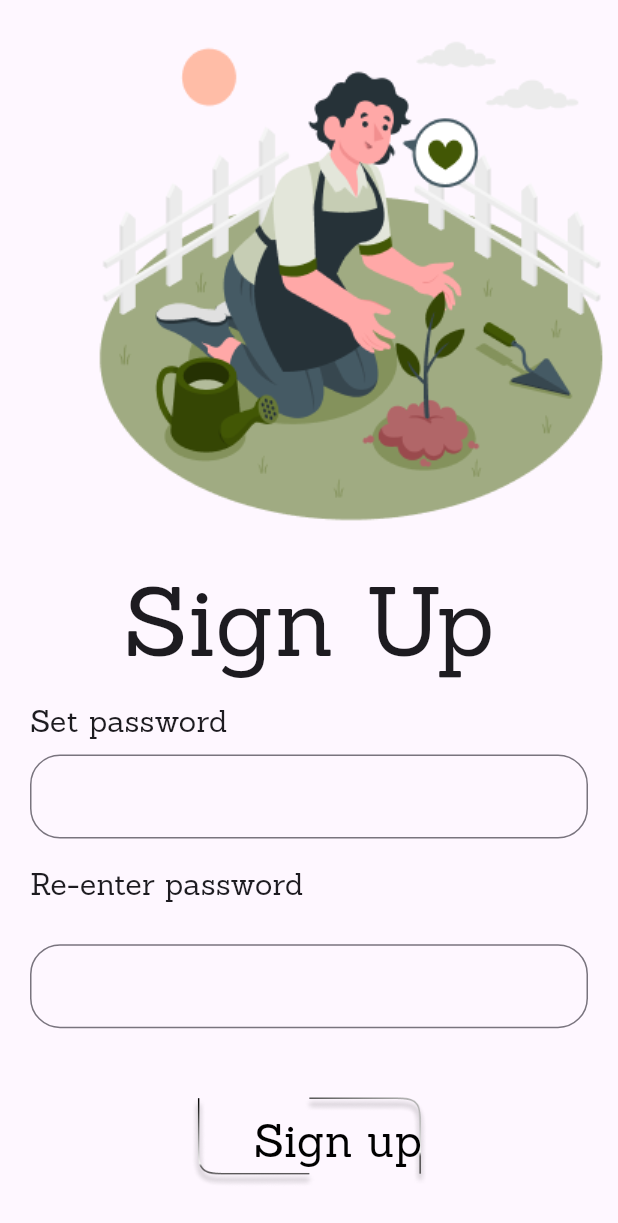
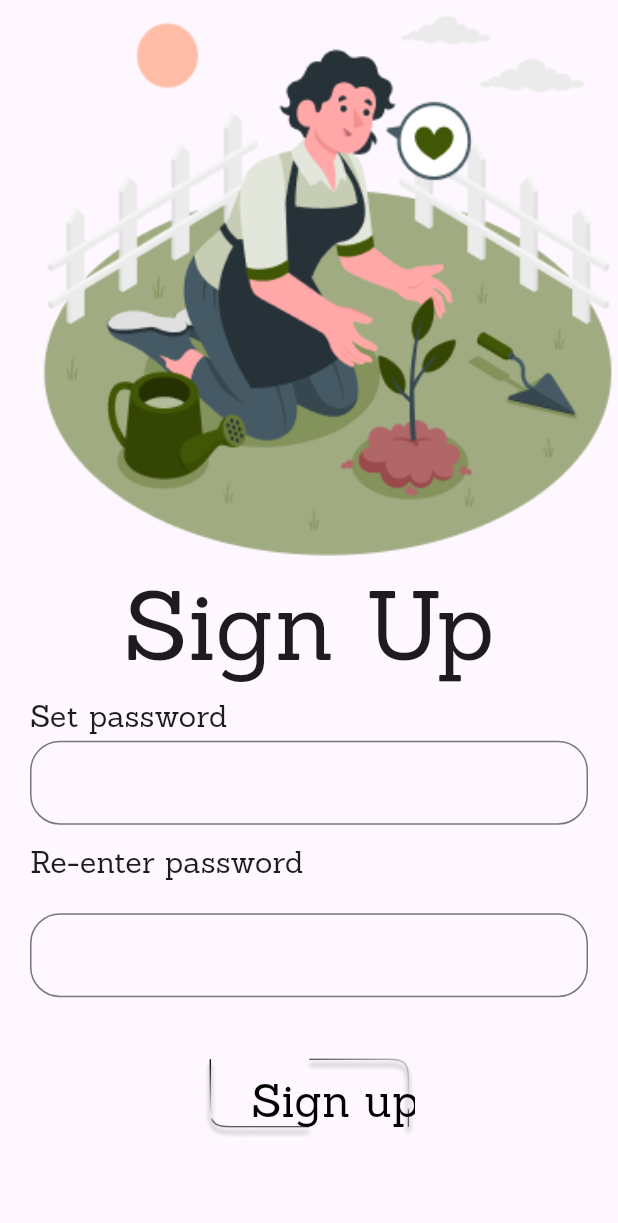
Before and after one commit to abhinavlmna/planet, a Flutter app: the Myfourthpage screen opened directly, after a tap on "Verify", on a phone screen of 412 x 824 dp. Shown: the top 1223 px of the screen. Run offline on Flutter 3.47's test engine with Material 3 defaults, Android fonts, the phone set to English and light mode, and no system bars; our stand-ins replace animated_splash_screen, another_flutter_splash_screen, auto_size_text, easy_splash_screen.

Commit message:
overflow done

```diff
--- a/lib/fifthpage.dart
+++ b/lib/fifthpage.dart
@@ -1,4 +1,5 @@
 import 'package:flutter/material.dart';
+import 'package:plantnet2/screensize.dart';
 import 'package:plantnet2/updateprofilepg.dart';
 
 class Myfifthpage extends StatefulWidget {
@@ -9,30 +10,39 @@ class Myfifthpage extends StatefulWidget {
 }
 
 class _MyfifthpageState extends State<Myfifthpage> {
-  TextEditingController _password=TextEditingController();
-  TextEditingController _confrmpasswrd=TextEditingController();
-  final _formkey=GlobalKey<FormState>();
+  TextEditingController _password = TextEditingController();
+  TextEditingController _confrmpasswrd = TextEditingController();
+  final _formkey = GlobalKey<FormState>();
   @override
   Widget build(BuildContext context) {
     return Scaffold(
-      body: SizedBox(height: MediaQuery.of(context).size.height,
-        child: Column(mainAxisAlignment: MainAxisAlignment.spaceAround,
+      body: SingleChildScrollView(
+        child: Column(
+          mainAxisAlignment: MainAxisAlignment.spaceAround,
           children: [
             Padding(
-            padding: const EdgeInsets.only(left: 57),
-            child: Image.asset('assets/images/img_4.png',height: 360,width: 342,fit: BoxFit.cover,),
+              padding: const EdgeInsets.only(left: 26),
+              child: Image.asset(
+                'assets/images/img_4.png',
+                height: 360.v,
+                width: 342.h,
+                fit: BoxFit.cover,
               ),
-            Text('Sign Up',
+            ),
+            Text(
+              'Sign Up',
               style: TextStyle(
-                fontWeight:FontWeight.w400,
+                fontWeight: FontWeight.w400,
                 fontSize: 64,
                 fontFamily: 'Sanchez',
               ),
             ),
             Padding(
               padding: const EdgeInsets.only(left: 20),
-              child: Align(alignment: Alignment.topLeft,
-                child: Text('Set password',
+              child: Align(
+                alignment: Alignment.topLeft,
+                child: Text(
+                  'Set password',
                   style: TextStyle(
                     fontFamily: 'Sanchez',
                     fontSize: 20,
@@ -42,29 +52,29 @@ class _MyfifthpageState extends State<Myfifthpage> {
               ),
             ),
             Padding(
-              padding: const EdgeInsets.only(top:2,left: 20,right: 20,bottom: 10),
+              padding: const EdgeInsets.only(
+                  top: 2, left: 20, right: 20, bottom: 10),
               child: TextFormField(
-                validator: (String? value){
-                  if(value!.length==0)
-                    {
+                validator: (String? value) {
+                  if (value!.length == 0) {
                     return 'Must fill this field';
-                    }
-                  else{
+                  } else {
                     return null;
                   }
                 },
                 controller: _password,
                 decoration: InputDecoration(
                   border: OutlineInputBorder(
-                    borderRadius: BorderRadius.circular(20)
-                  ),
+                      borderRadius: BorderRadius.circular(20)),
                 ),
               ),
             ),
             Padding(
-              padding: const EdgeInsets.only(left: 20,top: 0,bottom: 20),
-              child: Align(alignment: Alignment.topLeft,
-                child: Text('Re-enter password',
+              padding: const EdgeInsets.only(left: 20, top: 0, bottom: 20),
+              child: Align(
+                alignment: Alignment.topLeft,
+                child: Text(
+                  'Re-enter password',
                   style: TextStyle(
                     fontWeight: FontWeight.w400,
                     fontSize: 20,
@@ -74,35 +84,43 @@ class _MyfifthpageState extends State<Myfifthpage> {
               ),
             ),
             Padding(
-              padding: const EdgeInsets.only(left: 20,right: 20,bottom: 40,top: 0),
+              padding: const EdgeInsets.only(left: 20, right: 20),
               child: TextFormField(
-                validator: (String? value){
-                  if(value!=_password)
-                  {
+                validator: (String? value) {
+                  if (value != _password) {
                     return 'password mismatch';
-                  }
-                  else{
+                  } else {
                     return null;
                   }
-
                 },
                 controller: _confrmpasswrd,
                 decoration: InputDecoration(
                   border: OutlineInputBorder(
-                    borderRadius: BorderRadius.circular(20)
-                  ),
+                      borderRadius: BorderRadius.circular(20)),
                 ),
               ),
             ),
             Padding(
-              padding: const EdgeInsets.only(bottom: 30),
+              padding: const EdgeInsets.only(top: 40),
               child: Container(
-                  height: 60,
+                  height: 60.v,
                   child: Stack(children: [
-                    Positioned(child: Image.asset('assets/images/img_35.png')),
-                    Positioned(top:0,left: 30,
+                    Positioned(
+                        child: Image.asset(
+                      'assets/images/img_35.png',
+                      height: 53.v,
+                      width: 123.h,
+                    )),
+                    Positioned(
+                        top: 0,
+                        left: 20,
                         child: TextButton(
-                          onPressed: () {Navigator.push(context, MaterialPageRoute(builder: (context)=>Myupdate()));},
+                          onPressed: () {
+                            Navigator.push(
+                                context,
+                                MaterialPageRoute(
+                                    builder: (context) => Myupdate()));
+                          },
                           child: Text(
                             'Sign up',
                             style: TextStyle(
--- a/lib/fourthpage.dart
+++ b/lib/fourthpage.dart
@@ -1,5 +1,6 @@
 import 'package:flutter/material.dart';
 import 'package:plantnet2/fifthpage.dart';
+import 'package:plantnet2/screensize.dart';
 
 class Myfourthpage extends StatefulWidget {
   const Myfourthpage({super.key});
@@ -9,19 +10,27 @@ class Myfourthpage extends StatefulWidget {
 }
 
 class _MyfourthpageState extends State<Myfourthpage> {
-  TextEditingController _phonenmbr=TextEditingController();
-  TextEditingController _otp=TextEditingController();
+  TextEditingController _phonenmbr = TextEditingController();
+  TextEditingController _otp = TextEditingController();
+  final GlobalKey<FormState> _formKey = GlobalKey<FormState>();
   @override
   Widget build(BuildContext context) {
     return Scaffold(
-      body: SizedBox(height: MediaQuery.of(context).size.height,
+      body: SingleChildScrollView(
         child: Column(
+          key: _formKey,
           children: [
             Padding(
-              padding: const EdgeInsets.only(top:73,left: 60 ),
-              child: Image.asset('assets/images/img_3.png',height: 310,width: 308,fit: BoxFit.cover,),
+              padding: const EdgeInsets.only(top: 73, left: 60),
+              child: Image.asset(
+                'assets/images/img_3.png',
+                height: 310.v,
+                width: 308.h,
+                fit: BoxFit.cover,
               ),
-            Text('Sign up',
+            ),
+            Text(
+              'Sign up',
               style: TextStyle(
                 fontWeight: FontWeight.w400,
                 fontSize: 64,
@@ -30,7 +39,8 @@ class _MyfourthpageState extends State<Myfourthpage> {
             ),
             Padding(
               padding: const EdgeInsets.all(8.0),
-              child: Text('Enter your phone number',
+              child: Text(
+                'Enter your phone number',
                 style: TextStyle(
                   fontFamily: 'Sanchez',
                   fontSize: 20,
@@ -39,26 +49,31 @@ class _MyfourthpageState extends State<Myfourthpage> {
               ),
             ),
             Padding(
-              padding: const EdgeInsets.only(left: 20,right: 20),
+              padding: const EdgeInsets.only(left: 20, right: 20),
               child: TextFormField(
                 maxLength: 10,
-                validator: (String? value){
-                  if(value!.length!=10){
-                    return 'Must conatin 10 numbers';
+                keyboardType: TextInputType.number,
+                onChanged: (value) {
+                  _formKey.currentState?.validate();
+                },
+                validator: (value) {
+                  if (value!.isEmpty) {
+                    return "Please Enter a Phone Number";
+                  } else if (value.length < 10) {
+                    return "Phone number must has 10 digits";
                   }
                 },
                 controller: _phonenmbr,
                 decoration: InputDecoration(
                   border: OutlineInputBorder(
-                    borderRadius: BorderRadius.circular(20)
-                  ),
-
+                      borderRadius: BorderRadius.circular(20)),
                 ),
               ),
             ),
             Padding(
               padding: const EdgeInsets.all(8.0),
-              child: Text('Enter OTP',
+              child: Text(
+                'Enter OTP',
                 style: TextStyle(
                   fontWeight: FontWeight.w400,
                   fontSize: 20,
@@ -67,48 +82,56 @@ class _MyfourthpageState extends State<Myfourthpage> {
               ),
             ),
             Padding(
-              padding: const EdgeInsets.only(left: 20,right: 20),
+              padding: const EdgeInsets.only(left: 20, right: 20),
               child: TextFormField(
-                validator: (String? value){
-                  if(value!.length==0){
+                keyboardType: TextInputType.number,
+                validator: (String? value) {
+                  if (value!.length == 0) {
                     return 'Enter your OTP';
-                  }
-                  else{
+                  } else {
                     return null;
                   }
                 },
-                controller:_otp ,
+                controller: _otp,
                 decoration: InputDecoration(
                   border: OutlineInputBorder(
-                    borderRadius: BorderRadius.circular(20)
-                  ),
+                      borderRadius: BorderRadius.circular(20)),
                 ),
               ),
             ),
             Padding(
               padding: const EdgeInsets.all(8.0),
-             child: TextButton(onPressed: (){
+              child: TextButton(
+                onPressed: () {
                   print('Pressed');
-             },child: Align(alignment: Alignment.topRight,
-                 child:Text('Resend OTP?',
+                },
+                child: Align(
+                    alignment: Alignment.topRight,
+                    child: Text(
+                      'Resend OTP?',
                       style: TextStyle(
                         fontWeight: FontWeight.w400,
                         fontSize: 16,
                         fontFamily: 'Sanchez',
                         color: Colors.black,
                       ),
-                 )
-             ),
-
+                    )),
               ),
             ),
             Container(
                 height: 60,
                 child: Stack(children: [
                   Positioned(child: Image.asset('assets/images/img_35.png')),
-                  Positioned(top:0,left: 30,
+                  Positioned(
+                      top: 0,
+                      left: 30,
                       child: TextButton(
-                        onPressed: () {Navigator.push(context, MaterialPageRoute(builder: (context)=>Myfifthpage()));},
+                        onPressed: () {
+                          Navigator.push(
+                              context,
+                              MaterialPageRoute(
+                                  builder: (context) => Myfifthpage()));
+                        },
                         child: Text(
                           'Verify',
                           style: TextStyle(
@@ -118,7 +141,6 @@ class _MyfourthpageState extends State<Myfourthpage> {
                         ),
                       )),
                 ])),
-
           ],
         ),
       ),
--- /dev/null
+++ b/lib/screensize.dart
@@ -0,0 +1,112 @@
+import 'package:flutter/cupertino.dart';
+
+const num FIGMA_DESIGN_WIDTH = 360;
+const num FIGMA_DESIGN_HEIGHT = 800;
+const num FIGMA_DESIGN_STATUS_BAR = 0;
+typedef ResponsiveBuild = Widget Function(
+  BuildContext context,
+  Orientation orientation,
+  DeviceType deviceType,
+);
+
+class Sizer extends StatelessWidget {
+  const Sizer({
+    Key? key,
+    required this.builder,
+  }) : super(key: key);
+
+  /// Builds the widget whenever the orientation changes.
+  final ResponsiveBuild builder;
+
+  @override
+  Widget build(BuildContext context) {
+    return LayoutBuilder(builder: (context, constraints) {
+      return OrientationBuilder(builder: (context, orientation) {
+        SizeUtils.setScreenSize(constraints, orientation);
+        return builder(context, orientation, SizeUtils.deviceType);
+      });
+    });
+  }
+}
+
+class SizeUtils {
+  /// Device's BoxConstraints
+  static late BoxConstraints boxConstraints;
+
+  /// Device's Orientation
+  static late Orientation orientation;
+
+  /// Type of Device
+  ///
+  /// This can either be mobile or tablet
+  static late DeviceType deviceType;
+
+  /// Device's Height
+  static late double height;
+
+  /// Device's Width
+  static late double width;
+
+  static void setScreenSize(
+    BoxConstraints constraints,
+    Orientation currentOrientation,
+  ) {
+    // Sets boxConstraints and orientation
+    boxConstraints = constraints;
+    orientation = currentOrientation;
+
+    // Sets screen width and height
+    if (orientation == Orientation.portrait) {
+      width =
+          boxConstraints.maxWidth.isNonZero(defaultValue: FIGMA_DESIGN_WIDTH);
+      height = boxConstraints.maxHeight.isNonZero();
+    } else {
+      width =
+          boxConstraints.maxHeight.isNonZero(defaultValue: FIGMA_DESIGN_WIDTH);
+      height = boxConstraints.maxWidth.isNonZero();
+    }
+    deviceType = DeviceType.mobile;
+  }
+}
+
+/// This extension is used to set padding/margin (for the top and bottom side) &
+/// height of the screen or widget according to the Viewport height.
+extension ResponsiveExtension on num {
+  /// This method is used to get device viewport width.
+  double get _width => SizeUtils.width;
+
+  /// This method is used to get device viewport height.
+  double get _height => SizeUtils.height;
+
+  /// This method is used to set padding/margin (for the left and Right side) &
+  /// width of the screen or widget according to the Viewport width.
+  double get h => ((this * _width) / FIGMA_DESIGN_WIDTH);
+
+  /// This method is used to set padding/margin (for the top and bottom side) &
+  /// height of the screen or widget according to the Viewport height.
+  double get v =>
+      (this * _height) / (FIGMA_DESIGN_HEIGHT - FIGMA_DESIGN_STATUS_BAR);
+
+  /// This method is used to set smallest px in image height and width
+  double get adaptSize {
+    var height = v;
+    var width = h;
+    return height < width ? height.toDoubleValue() : width.toDoubleValue();
+  }
+
+  /// This method is used to set text font size according to Viewport
+  double get fSize => adaptSize;
+}
+
+extension FormatExtension on double {
+  /// Return a [double] value with formatted according to provided fractionDigits
+  double toDoubleValue({int fractionDigits = 2}) {
+    return double.parse(this.toStringAsFixed(fractionDigits));
+  }
+
+  double isNonZero({num defaultValue = 0.0}) {
+    return this > 0 ? this : defaultValue.toDouble();
+  }
+}
+
+enum DeviceType { mobile, tablet, desktop }
```
Also changed, not shown: lib/main.dart (+10 -6 lines), lib/thirdpage.dart (+26 -14 lines), pubspec.lock. Lines whose indentation alone changed are shown as unchanged.
